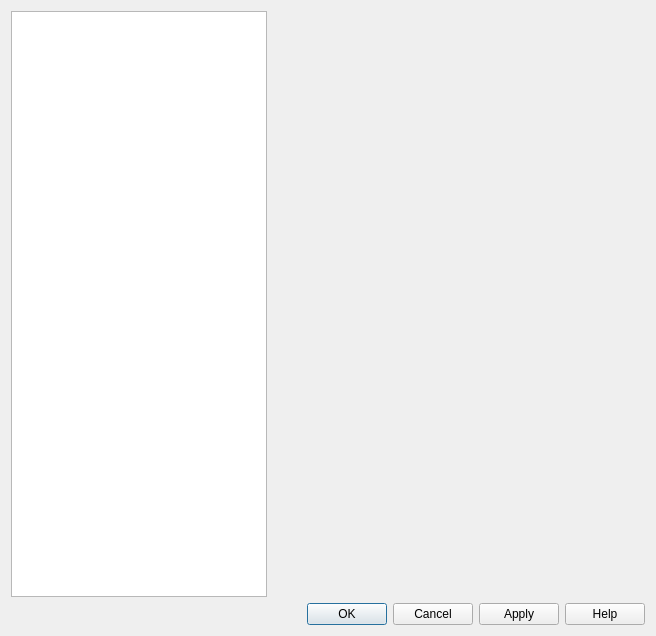
Qt form src/gui/pref/dialog.ui (wilbert2000/wzplayer) before a commit.
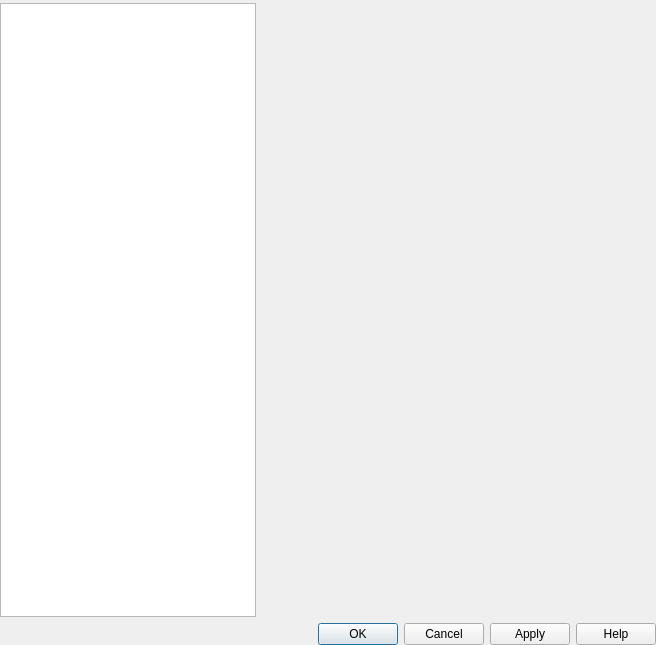
The same form after that commit.

Commit message: Remove some margins

What changed in the file:
```diff
--- a/src/gui/pref/dialog.ui
+++ b/src/gui/pref/dialog.ui
@@ -7,13 +7,25 @@
     <x>0</x>
     <y>0</y>
     <width>656</width>
-    <height>636</height>
+    <height>645</height>
    </rect>
   </property>
   <property name="windowTitle">
    <string>SMPlayer - Preferences</string>
   </property>
   <layout class="QGridLayout">
+   <property name="leftMargin">
+    <number>0</number>
+   </property>
+   <property name="topMargin">
+    <number>3</number>
+   </property>
+   <property name="rightMargin">
+    <number>0</number>
+   </property>
+   <property name="bottomMargin">
+    <number>0</number>
+   </property>
    <item row="0" column="1">
     <widget class="QStackedWidget" name="pages">
      <property name="sizePolicy">
```
